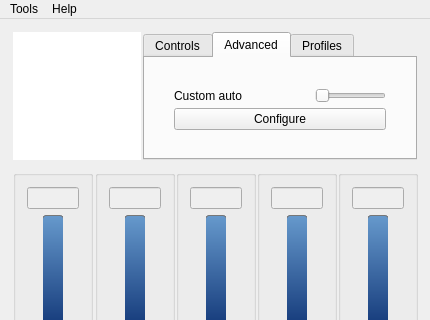
Qt form gui_mainwindow.ui (Shub77/phoebetria-code) before a commit; both pictures show x 0 to 430 and y 0 to 320 of the 430 by 510 pixel window.
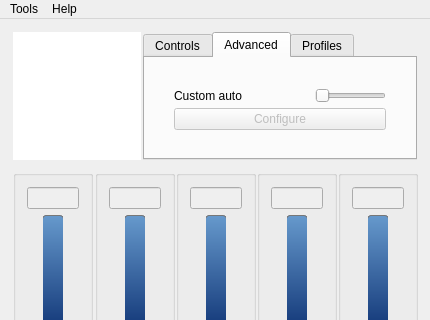
The same form after that commit. The open tabs and pages were chosen to show the change. Icons and pictures are not drawn.

Commit message: Disabled software auto configure button until all initial data from device read.

```diff
--- a/gui_mainwindow.ui
+++ b/gui_mainwindow.ui
@@ -656,6 +656,9 @@
               </item>
               <item>
                <widget class="QPushButton" name="ctrl_configSoftwareAuto">
+                <property name="enabled">
+                 <bool>false</bool>
+                </property>
                 <property name="text">
                  <string>Configure</string>
                 </property>
```
Left out of the diff: 2 changed lines with no effect on the pictures. The commit also changes 2 other files.
